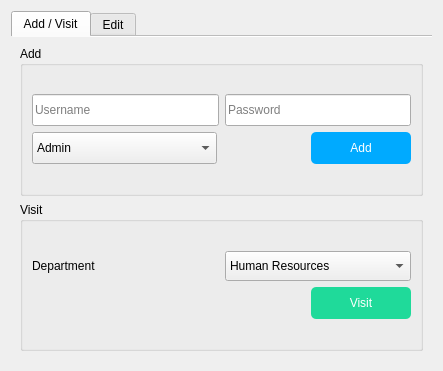
Old version of the form admin.ui in the repository RajivSah/Project.
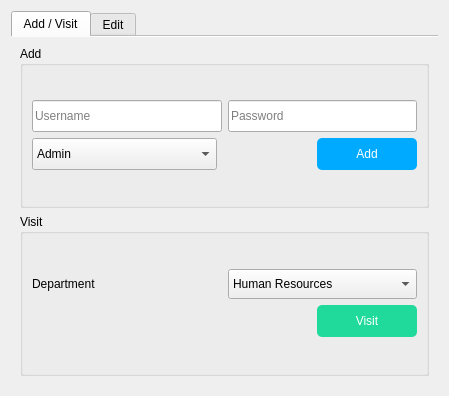
New version of the form.

Patch:
```diff
--- a/admin.ui
+++ b/admin.ui
@@ -6,8 +6,8 @@
    <rect>
     <x>0</x>
     <y>0</y>
-    <width>443</width>
-    <height>371</height>
+    <width>449</width>
+    <height>396</height>
    </rect>
   </property>
   <property name="windowTitle">
```
Left out of the diff: 5 changed lines with no effect on the pictures.
